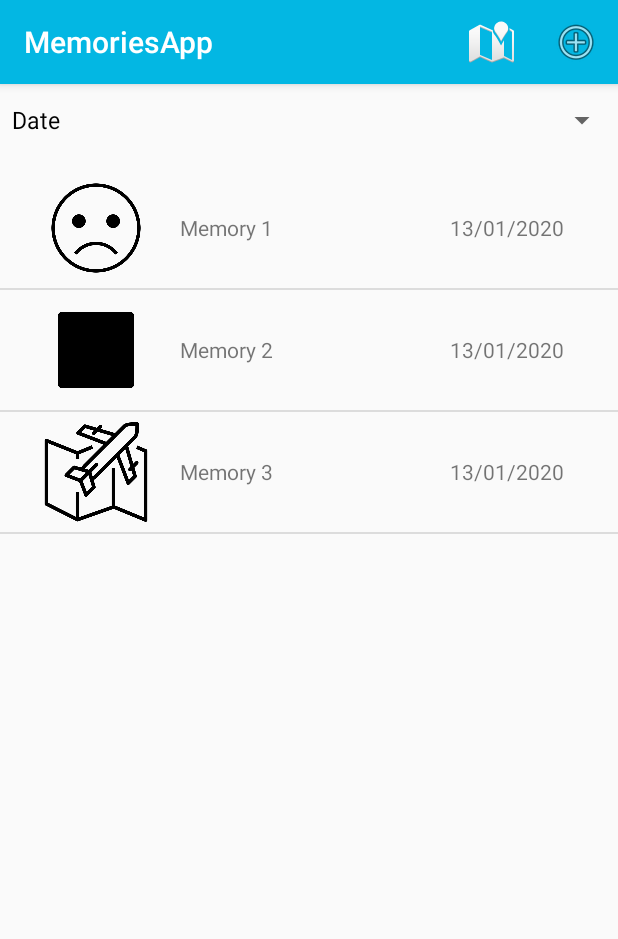
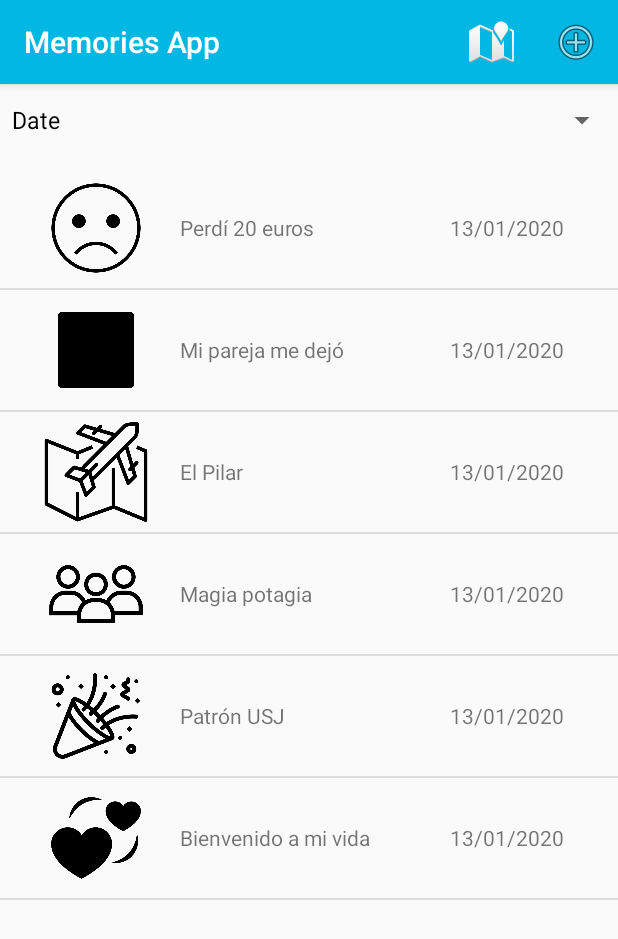
Before and after one commit to SuKiKaGe/MemoriesApp, an Android app: the screen it shows after launch (MainActivity), on a phone screen of 412 x 824 dp. Shown: the top 939 px of the screen. Run offline under Robolectric (Android 15) with nearby library versions, the phone set to English and light mode, and no system bars; libraries missing offline, so code that uses them is left out: com.google.maps.android.

Commit message:
- Layout updates - Minor fixes

```diff
--- a/app/src/main/java/es/usj/mastertsa/fm/memoriesapp/MainActivity.kt
+++ b/app/src/main/java/es/usj/mastertsa/fm/memoriesapp/MainActivity.kt
@@ -142,22 +142,44 @@ class MainActivity : AppCompatActivity(), LocationListener
     {
         MemoriesManager.instance.addMemory(
             Memory(
-                "Memory 1", "Bad",
-                "Memory Description 1", LatLng(130.0, 150.0)
+                "Perdí 20 euros", "Bad",
+                "Estaba caminando por la calle y me di cuenta que en algún momento sacando el móvil se me calló un billete que llevaba en el bolsillo",
+                LatLng(41.671128, -0.889325)
             )
         )
 
         MemoriesManager.instance.addMemory(
             Memory(
-                "Memory 2", "BlackList",
-                "Memory Description 2", LatLng(50.0, 20.0)
+                "Mi pareja me dejó", "BlackList",
+                "Celebrando nuestro tercer aniversario decidió que no quería seguir conmigo", LatLng(41.667598, -0.892878)
             )
         )
 
         MemoriesManager.instance.addMemory(
             Memory(
-                "Memory 3", "Travel",
-                "Memory Description 3", LatLng(200.0, 180.0)
+                "El Pilar", "Travel",
+                "Gran viaje a una ciudad preciosa y fría", LatLng(41.656565, -0.878166)
+            )
+        )
+
+        MemoriesManager.instance.addMemory(
+            Memory(
+                "Magia potagia", "Friends",
+                "Tarde en el teatro central viendo un espectáculo de magia con buena compañía", LatLng(41.651768, -0.879397)
+            )
+        )
+
+        MemoriesManager.instance.addMemory(
+            Memory(
+                "Patrón USJ", "Celebration",
+                "Celebración del patrón de la universidad", LatLng(41.756797, -0.832194)
+            )
+        )
+
+        MemoriesManager.instance.addMemory(
+            Memory(
+                "Bienvenido a mi vida", "Love",
+                "Hemos adoptado a nuestro bebé, bienvenido Pancho", LatLng(41.767716, -0.825706)
             )
         )
     }
--- a/app/src/main/java/es/usj/mastertsa/fm/memoriesapp/MapActivity.kt
+++ b/app/src/main/java/es/usj/mastertsa/fm/memoriesapp/MapActivity.kt
@@ -109,7 +109,7 @@ class MapActivity : AppCompatActivity(), LocationListener, MapFragment.MapInterf
     {
         when(requestCode)
         {
-            NEW_MEMORY -> { }
+            NEW_MEMORY -> { finish() }
         }
 
         super.onActivityResult(requestCode, resultCode, data)
--- a/app/src/main/java/es/usj/mastertsa/fm/memoriesapp/MemoriesManager.kt
+++ b/app/src/main/java/es/usj/mastertsa/fm/memoriesapp/MemoriesManager.kt
@@ -53,8 +53,8 @@ class MemoriesManager private constructor()
         val orderMemories : List<Memory> = when(orderSelected)
         {
             Order.Date -> memories.sortedBy { it.date }
-            Order.Name_Z_A -> memories.sortedBy { it.title }
-            Order.Name_A_Z ->
+            Order.Name_A_Z -> memories.sortedBy { it.title }
+            Order.Name_Z_A ->
             {
                 val temp = memories.sortedBy { it.title }
                 temp.reversed()
--- a/app/src/main/java/es/usj/mastertsa/fm/memoriesapp/Memory.kt
+++ b/app/src/main/java/es/usj/mastertsa/fm/memoriesapp/Memory.kt
@@ -4,35 +4,26 @@ import com.google.android.gms.maps.model.BitmapDescriptorFactory
 import com.google.android.gms.maps.model.LatLng
 import java.util.*
 
-enum class Categories { Good, Bad, Celebration, BlackList, Love, Friends, Travel }
+enum class Categories { Bad, BlackList, Celebration, Friends, Good, Love, Travel }
 
-class Memory
-{
+class Memory(
+    var title: String,
+    category: String,
+    var description: String,
+    var location: LatLng,
+    var date: Date = Date(),
+    var photoPath: String? = null,
+    var videoPath: String? = null,
+    var audioPath: String? = null
+) {
     var id : Int = 0
-    var title : String
     var category : Categories
-    var date : Date
-    var description : String
-    var photoPath : String?
-    var videoPath : String?
-    var audioPath : String?
-    var location : LatLng
 
-    constructor (title : String, category : String, description : String, location : LatLng,
-                 photoPath : String? = null, videoPath : String? = null, audioPath : String? = null,
-                 date : Date = Date())
-    {
-        this.title = title
+    init {
         this.category = Categories.valueOf(category)
-        this.date = date
-        this.description = description
-        this.location = location
-        this.photoPath = photoPath
-        this.videoPath = videoPath
-        this.audioPath = audioPath
     }
 
-    public fun getColor(): Float
+    fun getColor(): Float
     {
         return when(category)
         {
--- a/app/src/main/res/values/strings.xml
+++ b/app/src/main/res/values/strings.xml
@@ -1,5 +1,5 @@
 <resources>
-    <string name="app_name">MemoriesApp</string>
+    <string name="app_name">Memories App</string>
     <string name="add_memory">addMemory</string>
     <string name="edit_text_memory_title_hint">Title of the Memory</string>
     <string name="image_reminder_content_description">Reminder</string>
```
Also changed, not shown: app/src/main/java/es/usj/mastertsa/fm/memoriesapp/ManageMemory.kt (+23 -17 lines), app/src/main/res/layout/activity_create_memory.xml (+9 -9 lines), app/src/main/res/layout/activity_view_memory.xml (+20 -18 lines).
